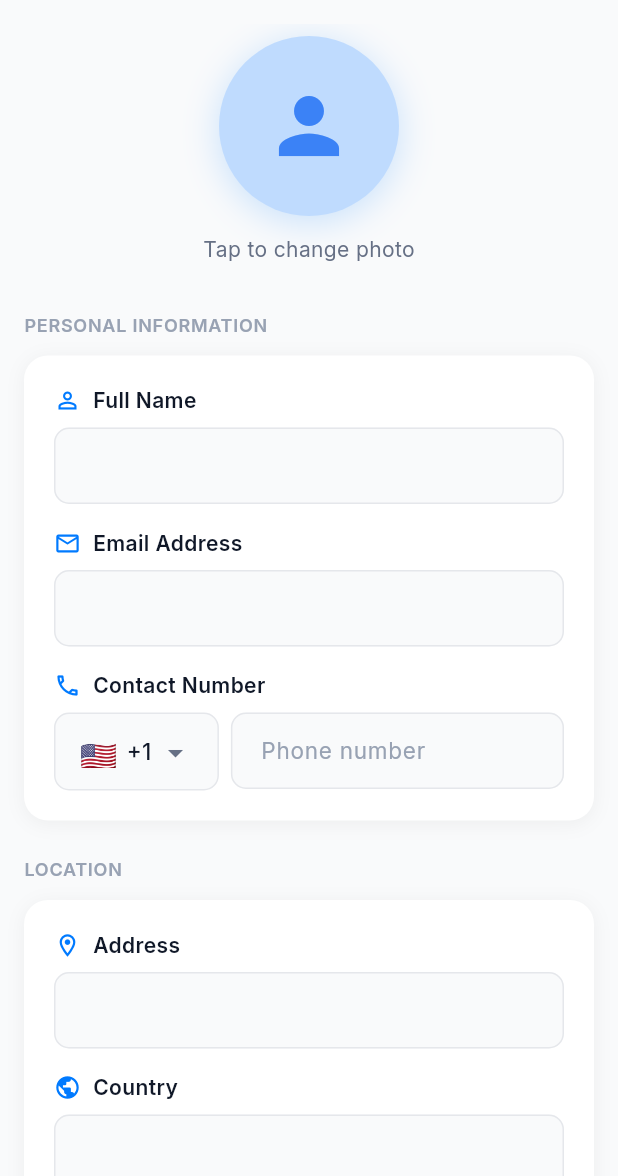
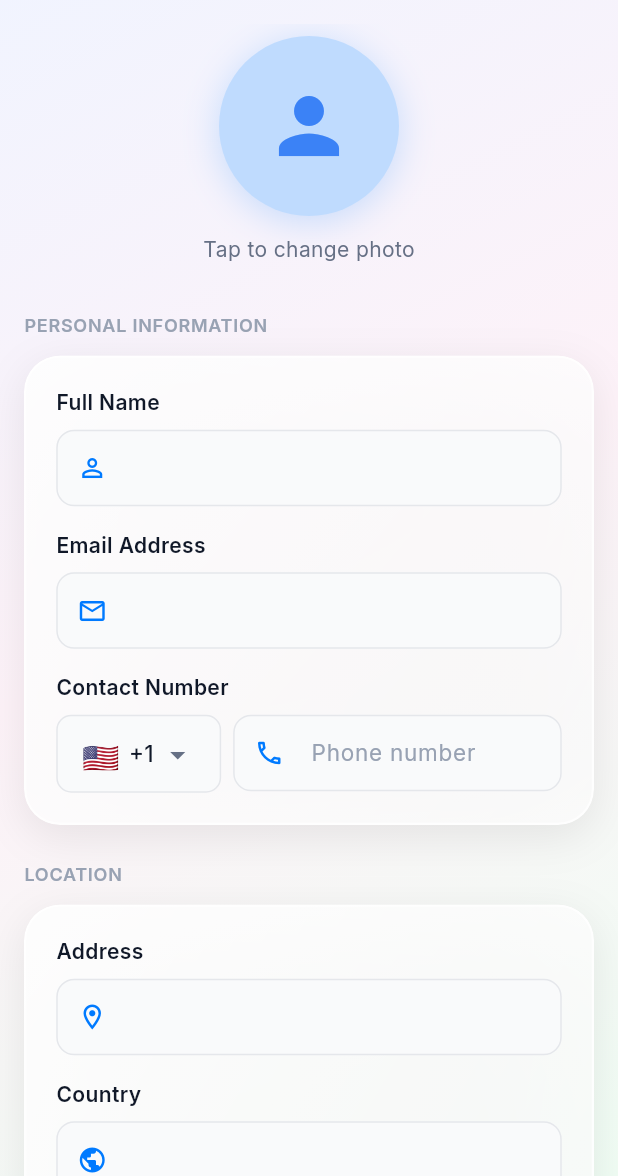
Before and after one commit to Maninder-mike/milow, a Flutter app: the EditProfilePage screen opened by its route, on a phone screen of 412 x 824 dp, the part 60-1236 px from its top. Run offline on Flutter 3.47's test engine with Material 3 defaults, Android fonts, the phone set to English and light mode, and no system bars; our stand-ins replace flutter_dotenv, flutter_map, geocoding, geolocator, go_router, google_fonts and 11 more; missing offline and left inert: countries_world_map; accounts and stored records are empty; network calls fail; Roboto replaces fonts that are missing (Noto Sans Gurmukhi); statements that could not run were skipped.

Commit message:
chore: Add release keystore and refactor Edit Profile page to use GlassyCard for its UI elements.

```diff
--- a/lib/features/settings/presentation/pages/edit_profile_page.dart
+++ b/lib/features/settings/presentation/pages/edit_profile_page.dart
@@ -10,6 +10,7 @@ import 'package:milow/core/services/profile_repository.dart';
 import 'package:milow/core/models/country_code.dart';
 import 'package:milow/core/widgets/country_code_selector.dart';
 import 'package:milow/core/utils/error_handler.dart';
+import 'package:milow/core/widgets/glassy_card.dart';
 
 // Expected local (national) number lengths for common dial codes (excluding country code).
 // If a dial code is not listed, generic validation 4-15 digits applies.
@@ -270,15 +271,31 @@ class _EditProfilePageState extends State<EditProfilePage> {
   @override
   Widget build(BuildContext context) {
     final isDark = Theme.of(context).brightness == Brightness.dark;
-    final backgroundColor = isDark
-        ? const Color(0xFF121212)
-        : const Color(0xFFF9FAFB);
-    final cardColor = isDark ? const Color(0xFF1E1E1E) : Colors.white;
     final textColor = isDark ? Colors.white : const Color(0xFF101828);
 
     return Scaffold(
-      backgroundColor: backgroundColor,
-      appBar: AppBar(
+      body: Container(
+        decoration: BoxDecoration(
+          gradient: LinearGradient(
+            begin: Alignment.topLeft,
+            end: Alignment.bottomRight,
+            colors: isDark
+                ? [
+                    const Color(0xFF1a1a2e),
+                    const Color(0xFF16213e),
+                    const Color(0xFF0f0f1a),
+                  ]
+                : [
+                    const Color(0xFFF0F4FF),
+                    const Color(0xFFFDF2F8),
+                    const Color(0xFFF0FDF4),
+                  ],
+            stops: const [0.0, 0.5, 1.0],
+          ),
+        ),
+        child: Column(
+          children: [
+            AppBar(
               title: Text(
                 AppLocalizations.of(context)?.editProfile ?? 'Edit Profile',
                 style: GoogleFonts.inter(
@@ -294,15 +311,15 @@ class _EditProfilePageState extends State<EditProfilePage> {
                 onPressed: () => context.pop(),
               ),
             ),
-      body: _loading
+            Expanded(
+              child: _loading
                   ? const Center(
                       child: CircularProgressIndicator(
                         color: Color(0xFF007AFF),
                         strokeWidth: 3.0,
                       ),
                     )
-          : SafeArea(
-              child: SingleChildScrollView(
+                  : SingleChildScrollView(
                       child: Form(
                         key: _formKey,
                         child: Column(
@@ -314,7 +331,8 @@ class _EditProfilePageState extends State<EditProfilePage> {
                               child: Column(
                                 children: [
                                   GestureDetector(
-                              onTap: () => _showImageOptions(context, isDark),
+                                    onTap: () =>
+                                        _showImageOptions(context, isDark),
                                     child: Container(
                                       decoration: BoxDecoration(
                                         shape: BoxShape.circle,
@@ -322,7 +340,7 @@ class _EditProfilePageState extends State<EditProfilePage> {
                                           BoxShadow(
                                             color: const Color(
                                               0xFF007AFF,
-                                      ).withValues(alpha: 0.2),
+                                            ).withOpacity(0.2),
                                             blurRadius: 20,
                                             offset: const Offset(0, 4),
                                           ),
@@ -330,9 +348,13 @@ class _EditProfilePageState extends State<EditProfilePage> {
                                       ),
                                       child: CircleAvatar(
                                         radius: 60,
-                                  backgroundColor: const Color(0xFFBFDBFE),
+                                        backgroundColor: const Color(
+                                          0xFFBFDBFE,
+                                        ),
                                         backgroundImage: _pickedImage != null
-                                      ? FileImage(File(_pickedImage!.path))
+                                            ? FileImage(
+                                                File(_pickedImage!.path),
+                                              )
                                             : (_avatarUrl != null &&
                                                   _avatarUrl!.isNotEmpty)
                                             ? NetworkImage(_avatarUrl!)
@@ -354,7 +376,9 @@ class _EditProfilePageState extends State<EditProfilePage> {
                                     'Tap to change photo',
                                     style: GoogleFonts.inter(
                                       fontSize: 14,
-                                color: const Color(0xFF667085),
+                                      color: isDark
+                                          ? Colors.white70
+                                          : const Color(0xFF667085),
                                     ),
                                   ),
                                 ],
@@ -363,32 +387,28 @@ class _EditProfilePageState extends State<EditProfilePage> {
                             const SizedBox(height: 32),
                             // Form Fields
                             Padding(
-                        padding: const EdgeInsets.symmetric(horizontal: 16),
+                              padding: const EdgeInsets.symmetric(
+                                horizontal: 16,
+                              ),
                               child: Text(
                                 'PERSONAL INFORMATION',
                                 style: GoogleFonts.inter(
                                   fontSize: 12,
                                   fontWeight: FontWeight.w600,
-                            color: const Color(0xFF98A2B3),
+                                  color: isDark
+                                      ? Colors.white60
+                                      : const Color(0xFF98A2B3),
                                   letterSpacing: 0.5,
                                 ),
                               ),
                             ),
                             const SizedBox(height: 12),
-                      Container(
-                        margin: const EdgeInsets.symmetric(horizontal: 16),
+                            Padding(
+                              padding: const EdgeInsets.symmetric(
+                                horizontal: 16,
+                              ),
+                              child: GlassyCard(
                                 padding: const EdgeInsets.all(20),
-                        decoration: BoxDecoration(
-                          color: cardColor,
-                          borderRadius: BorderRadius.circular(16),
-                          boxShadow: [
-                            BoxShadow(
-                              color: Colors.black.withValues(alpha: 0.05),
-                              blurRadius: 10,
-                              offset: const Offset(0, 2),
-                            ),
-                          ],
-                        ),
                                 child: Column(
                                   children: [
                                     _buildTextField(
@@ -416,7 +436,8 @@ class _EditProfilePageState extends State<EditProfilePage> {
                                           r'^[A-Z0-9._%+-]+@[A-Z0-9.-]+\.[A-Z]{2,}$',
                                           caseSensitive: false,
                                         ).hasMatch(v.trim());
-                                if (!valid) return 'Invalid email format';
+                                        if (!valid)
+                                          return 'Invalid email format';
                                         return null;
                                       },
                                     ),
@@ -425,34 +446,31 @@ class _EditProfilePageState extends State<EditProfilePage> {
                                   ],
                                 ),
                               ),
+                            ),
                             const SizedBox(height: 24),
                             Padding(
-                        padding: const EdgeInsets.symmetric(horizontal: 16),
+                              padding: const EdgeInsets.symmetric(
+                                horizontal: 16,
+                              ),
                               child: Text(
                                 'LOCATION',
                                 style: GoogleFonts.inter(
                                   fontSize: 12,
                                   fontWeight: FontWeight.w600,
-                            color: const Color(0xFF98A2B3),
+                                  color: isDark
+                                      ? Colors.white60
+                                      : const Color(0xFF98A2B3),
                                   letterSpacing: 0.5,
                                 ),
                               ),
                             ),
                             const SizedBox(height: 12),
-                      Container(
-                        margin: const EdgeInsets.symmetric(horizontal: 16),
+                            Padding(
+                              padding: const EdgeInsets.symmetric(
+                                horizontal: 16,
+                              ),
+                              child: GlassyCard(
                                 padding: const EdgeInsets.all(20),
-                        decoration: BoxDecoration(
-                          color: cardColor,
-                          borderRadius: BorderRadius.circular(16),
-                          boxShadow: [
-                            BoxShadow(
-                              color: Colors.black.withValues(alpha: 0.05),
-                              blurRadius: 10,
-                              offset: const Offset(0, 2),
-                            ),
-                          ],
-                        ),
                                 child: Column(
                                   children: [
                                     _buildTextField(
@@ -469,34 +487,31 @@ class _EditProfilePageState extends State<EditProfilePage> {
                                   ],
                                 ),
                               ),
+                            ),
                             const SizedBox(height: 24),
                             Padding(
-                        padding: const EdgeInsets.symmetric(horizontal: 16),
+                              padding: const EdgeInsets.symmetric(
+                                horizontal: 16,
+                              ),
                               child: Text(
                                 'COMPANY INFORMATION',
                                 style: GoogleFonts.inter(
                                   fontSize: 12,
                                   fontWeight: FontWeight.w600,
-                            color: const Color(0xFF98A2B3),
+                                  color: isDark
+                                      ? Colors.white60
+                                      : const Color(0xFF98A2B3),
                                   letterSpacing: 0.5,
                                 ),
                               ),
                             ),
                             const SizedBox(height: 12),
-                      Container(
-                        margin: const EdgeInsets.symmetric(horizontal: 16),
+                            Padding(
+                              padding: const EdgeInsets.symmetric(
+                                horizontal: 16,
+                              ),
+                              child: GlassyCard(
                                 padding: const EdgeInsets.all(20),
-                        decoration: BoxDecoration(
-                          color: cardColor,
-                          borderRadius: BorderRadius.circular(16),
-                          boxShadow: [
-                            BoxShadow(
-                              color: Colors.black.withValues(alpha: 0.05),
-                              blurRadius: 10,
-                              offset: const Offset(0, 2),
-                            ),
-                          ],
-                        ),
                                 child: Column(
                                   children: [
                                     _buildTextField(
@@ -515,10 +530,13 @@ class _EditProfilePageState extends State<EditProfilePage> {
                                   ],
                                 ),
                               ),
+                            ),
                             const SizedBox(height: 32),
                             // Action Buttons
                             Padding(
-                        padding: const EdgeInsets.symmetric(horizontal: 16),
+                              padding: const EdgeInsets.symmetric(
+                                horizontal: 16,
+                              ),
                               child: Row(
                                 children: [
                                   Expanded(
@@ -529,13 +547,18 @@ class _EditProfilePageState extends State<EditProfilePage> {
                                           vertical: 16,
                                         ),
                                         shape: RoundedRectangleBorder(
-                                    borderRadius: BorderRadius.circular(12),
+                                          borderRadius: BorderRadius.circular(
+                                            12,
+                                          ),
                                         ),
                                         side: BorderSide(
                                           color: isDark
                                               ? const Color(0xFF3A3A3A)
                                               : const Color(0xFFE5E7EB),
                                         ),
+                                        backgroundColor: isDark
+                                            ? Colors.black12
+                                            : Colors.white54,
                                       ),
                                       child: Text(
                                         'Cancel',
@@ -555,14 +578,18 @@ class _EditProfilePageState extends State<EditProfilePage> {
                                         padding: const EdgeInsets.symmetric(
                                           vertical: 16,
                                         ),
-                                  backgroundColor: const Color(0xFF007AFF),
+                                        backgroundColor: const Color(
+                                          0xFF007AFF,
+                                        ),
                                         shape: RoundedRectangleBorder(
-                                    borderRadius: BorderRadius.circular(12),
+                                          borderRadius: BorderRadius.circular(
+                                            12,
+                                          ),
                                         ),
                                         elevation: 0,
                                         shadowColor: const Color(
                                           0xFF007AFF,
-                                  ).withValues(alpha: 0.3),
+                                        ).withOpacity(0.3),
                                       ),
                                       child: _saving
                                           ? const SizedBox(
@@ -592,6 +619,9 @@ class _EditProfilePageState extends State<EditProfilePage> {
                       ),
                     ),
             ),
+          ],
+        ),
+      ),
     );
   }
 
@@ -602,14 +632,6 @@ class _EditProfilePageState extends State<EditProfilePage> {
     return Column(
       crossAxisAlignment: CrossAxisAlignment.start,
       children: [
-        Row(
-          children: [
-            const Icon(
-              Icons.phone_outlined,
-              size: 18,
-              color: Color(0xFF007AFF),
-            ),
-            const SizedBox(width: 8),
         Text(
           'Contact Number',
           style: GoogleFonts.inter(
@@ -617,8 +639,6 @@ class _EditProfilePageState extends State<EditProfilePage> {
             fontWeight: FontWeight.w600,
             color: textColor,
           ),
-            ),
-          ],
         ),
         const SizedBox(height: 8),
         Row(
@@ -660,6 +680,11 @@ class _EditProfilePageState extends State<EditProfilePage> {
                     fontSize: 15,
                     color: const Color(0xFF98A2B3),
                   ),
+                  prefixIcon: const Icon(
+                    Icons.phone_outlined,
+                    color: Color(0xFF007AFF),
+                    size: 20,
+                  ),
                   filled: true,
                   fillColor: isDark
                       ? const Color(0xFF2A2A2A)
@@ -669,11 +694,15 @@ class _EditProfilePageState extends State<EditProfilePage> {
                     vertical: 14,
                   ),
                   border: OutlineInputBorder(
-                    borderRadius: BorderRadius.circular(10),
-                    borderSide: BorderSide.none,
+                    borderRadius: BorderRadius.circular(12),
+                    borderSide: BorderSide(
+                      color: isDark
+                          ? const Color(0xFF3A3A3A)
+                          : const Color(0xFFE5E7EB),
+                    ),
                   ),
                   enabledBorder: OutlineInputBorder(
-                    borderRadius: BorderRadius.circular(10),
+                    borderRadius: BorderRadius.circular(12),
                     borderSide: BorderSide(
                       color: isDark
                           ? const Color(0xFF3A3A3A)
@@ -681,18 +710,18 @@ class _EditProfilePageState extends State<EditProfilePage> {
                     ),
                   ),
                   focusedBorder: OutlineInputBorder(
-                    borderRadius: BorderRadius.circular(10),
+                    borderRadius: BorderRadius.circular(12),
                     borderSide: const BorderSide(
                       color: Color(0xFF007AFF),
                       width: 2,
                     ),
                   ),
                   errorBorder: OutlineInputBorder(
-                    borderRadius: BorderRadius.circular(10),
+                    borderRadius: BorderRadius.circular(12),
                     borderSide: const BorderSide(color: Colors.red),
                   ),
                   focusedErrorBorder: OutlineInputBorder(
-                    borderRadius: BorderRadius.circular(10),
+                    borderRadius: BorderRadius.circular(12),
                     borderSide: const BorderSide(color: Colors.red, width: 2),
                   ),
                   errorStyle: GoogleFonts.inter(
@@ -722,10 +751,6 @@ class _EditProfilePageState extends State<EditProfilePage> {
     return Column(
       crossAxisAlignment: CrossAxisAlignment.start,
       children: [
-        Row(
-          children: [
-            Icon(icon, size: 18, color: const Color(0xFF007AFF)),
-            const SizedBox(width: 8),
         Text(
           label,
           style: GoogleFonts.inter(
@@ -733,8 +758,6 @@ class _EditProfilePageState extends State<EditProfilePage> {
             fontWeight: FontWeight.w600,
             color: textColor,
           ),
-            ),
-          ],
         ),
         const SizedBox(height: 8),
         TextFormField(
@@ -748,6 +771,7 @@ class _EditProfilePageState extends State<EditProfilePage> {
               fontSize: 15,
               color: const Color(0xFF98A2B3),
             ),
+            prefixIcon: Icon(icon, color: const Color(0xFF007AFF), size: 20),
             filled: true,
             fillColor: isDark
                 ? const Color(0xFF2A2A2A)
@@ -757,11 +781,15 @@ class _EditProfilePageState extends State<EditProfilePage> {
               vertical: 14,
             ),
             border: OutlineInputBorder(
-              borderRadius: BorderRadius.circular(10),
-              borderSide: BorderSide.none,
+              borderRadius: BorderRadius.circular(12),
+              borderSide: BorderSide(
+                color: isDark
+                    ? const Color(0xFF3A3A3A)
+                    : const Color(0xFFE5E7EB),
+              ),
             ),
             enabledBorder: OutlineInputBorder(
-              borderRadius: BorderRadius.circular(10),
+              borderRadius: BorderRadius.circular(12),
               borderSide: BorderSide(
                 color: isDark
                     ? const Color(0xFF3A3A3A)
@@ -769,18 +797,17 @@ class _EditProfilePageState extends State<EditProfilePage> {
               ),
             ),
             focusedBorder: OutlineInputBorder(
-              borderRadius: BorderRadius.circular(10),
+              borderRadius: BorderRadius.circular(12),
               borderSide: const BorderSide(color: Color(0xFF007AFF), width: 2),
             ),
             errorBorder: OutlineInputBorder(
-              borderRadius: BorderRadius.circular(10),
+              borderRadius: BorderRadius.circular(12),
               borderSide: const BorderSide(color: Colors.red),
             ),
             focusedErrorBorder: OutlineInputBorder(
-              borderRadius: BorderRadius.circular(10),
+              borderRadius: BorderRadius.circular(12),
               borderSide: const BorderSide(color: Colors.red, width: 2),
             ),
-            errorStyle: GoogleFonts.inter(fontSize: 12, color: Colors.red),
           ),
         ),
       ],
```
Lines whose indentation alone changed are shown as unchanged.
